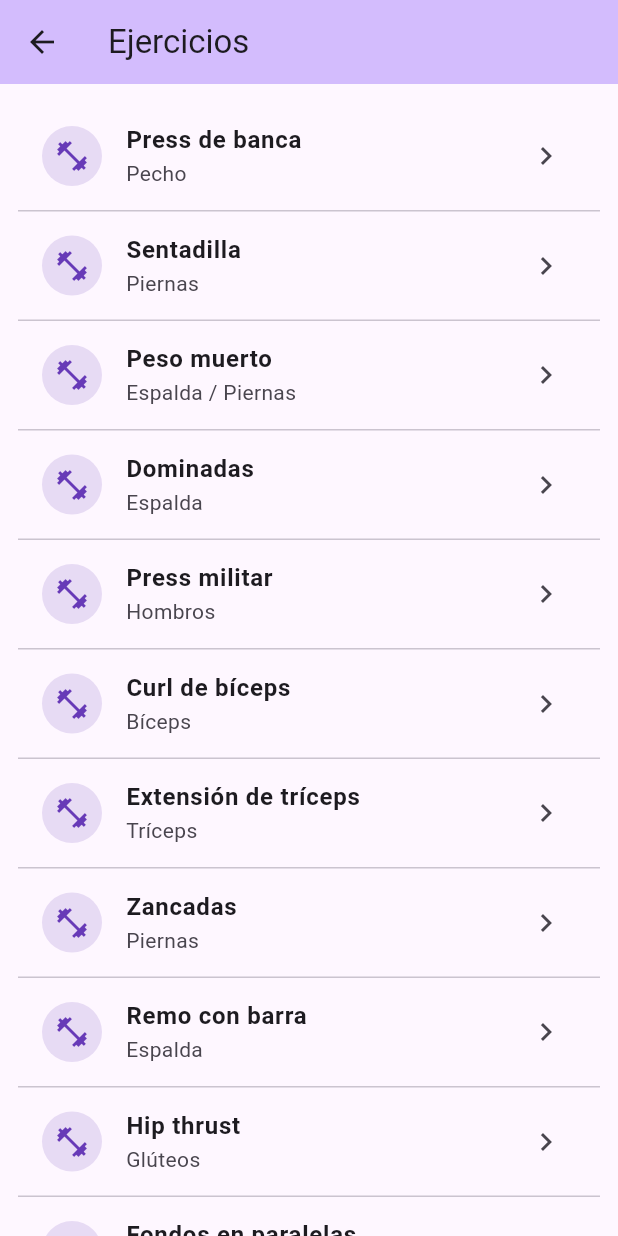
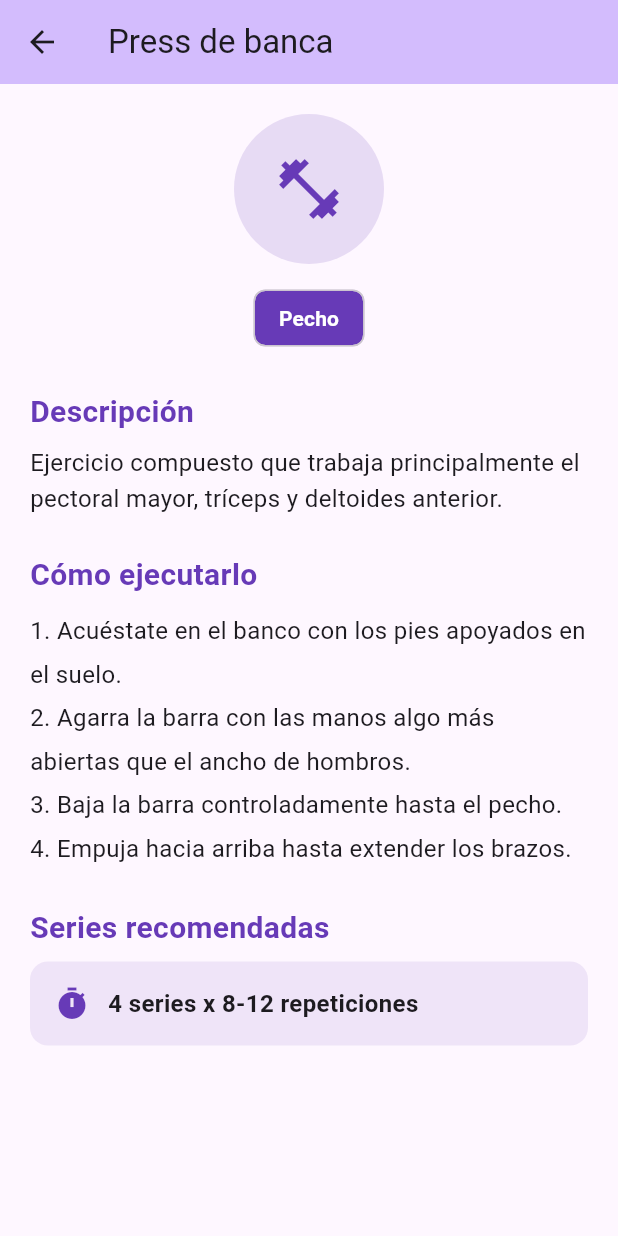
Before and after one commit to DiegoUC3M/nutriAI, a Flutter app: the EjerciciosScreen screen opened directly, after a tap on "Press de banca", on a phone screen of 412 x 824 dp. Run offline on Flutter 3.47's test engine with Material 3 defaults, Android fonts, the phone set to English and light mode, and no system bars.

Commit message:
[DFA] Update details of exercises

```diff
--- /dev/null
+++ b/lib/screens/ejercicio_detalle_screen.dart
@@ -0,0 +1,117 @@
+import 'package:flutter/material.dart';
+import 'ejercicios_screen.dart';
+
+class EjercicioDetalleScreen extends StatelessWidget {
+  final Ejercicio ejercicio;
+
+  const EjercicioDetalleScreen({super.key, required this.ejercicio});
+
+  @override
+  Widget build(BuildContext context) {
+    return Scaffold(
+      appBar: AppBar(
+        title: Text(ejercicio.nombre),
+        backgroundColor: Theme.of(context).colorScheme.inversePrimary,
+      ),
+      body: SingleChildScrollView(
+        padding: const EdgeInsets.all(20),
+        child: Column(
+          crossAxisAlignment: CrossAxisAlignment.start,
+          children: [
+            // Cabecera con icono y músculo
+            Center(
+              child: Container(
+                width: 100,
+                height: 100,
+                decoration: BoxDecoration(
+                  color: Colors.deepPurple.withValues(alpha: 0.15),
+                  shape: BoxShape.circle,
+                ),
+                child: const Icon(
+                  Icons.fitness_center,
+                  size: 48,
+                  color: Colors.deepPurple,
+                ),
+              ),
+            ),
+            const SizedBox(height: 12),
+            Center(
+              child: Chip(
+                label: Text(
+                  ejercicio.musculo,
+                  style: const TextStyle(
+                    color: Colors.white,
+                    fontWeight: FontWeight.w600,
+                  ),
+                ),
+                backgroundColor: Colors.deepPurple,
+              ),
+            ),
+            const SizedBox(height: 24),
+
+            // Descripción
+            _SeccionTitulo(titulo: 'Descripción'),
+            const SizedBox(height: 8),
+            Text(
+              ejercicio.descripcion,
+              style: const TextStyle(fontSize: 16, height: 1.5),
+            ),
+            const SizedBox(height: 24),
+
+            // Ejecución
+            _SeccionTitulo(titulo: 'Cómo ejecutarlo'),
+            const SizedBox(height: 8),
+            Text(
+              ejercicio.ejecucion,
+              style: const TextStyle(fontSize: 16, height: 1.8),
+            ),
+            const SizedBox(height: 24),
+
+            // Series recomendadas
+            _SeccionTitulo(titulo: 'Series recomendadas'),
+            const SizedBox(height: 8),
+            Container(
+              width: double.infinity,
+              padding: const EdgeInsets.all(16),
+              decoration: BoxDecoration(
+                color: Colors.deepPurple.withValues(alpha: 0.1),
+                borderRadius: BorderRadius.circular(12),
+              ),
+              child: Row(
+                children: [
+                  const Icon(Icons.timer, color: Colors.deepPurple),
+                  const SizedBox(width: 12),
+                  Text(
+                    ejercicio.series,
+                    style: const TextStyle(
+                      fontSize: 16,
+                      fontWeight: FontWeight.w600,
+                    ),
+                  ),
+                ],
+              ),
+            ),
+          ],
+        ),
+      ),
+    );
+  }
+}
+
+// Widget para los títulos de cada sección
+class _SeccionTitulo extends StatelessWidget {
+  final String titulo;
+  const _SeccionTitulo({required this.titulo});
+
+  @override
+  Widget build(BuildContext context) {
+    return Text(
+      titulo,
+      style: const TextStyle(
+        fontSize: 20,
+        fontWeight: FontWeight.bold,
+        color: Colors.deepPurple,
+      ),
+    );
+  }
+}
--- a/lib/screens/ejercicios_screen.dart
+++ b/lib/screens/ejercicios_screen.dart
@@ -1,32 +1,123 @@
 import 'package:flutter/material.dart';
+import 'ejercicio_detalle_screen.dart';
 
 // Modelo de datos para un ejercicio
 class Ejercicio {
   final String nombre;
   final String musculo;
+  final String descripcion;
+  final String ejecucion;
+  final String series;
   final IconData icono;
 
   const Ejercicio({
     required this.nombre,
     required this.musculo,
+    required this.descripcion,
+    required this.ejecucion,
+    required this.series,
     required this.icono,
   });
 }
 
-// Lista de ejercicios de ejemplo
+// Lista de ejercicios con información detallada
 const List<Ejercicio> ejercicios = [
-  Ejercicio(nombre: 'Press de banca', musculo: 'Pecho', icono: Icons.fitness_center),
-  Ejercicio(nombre: 'Sentadilla', musculo: 'Piernas', icono: Icons.fitness_center),
-  Ejercicio(nombre: 'Peso muerto', musculo: 'Espalda / Piernas', icono: Icons.fitness_center),
-  Ejercicio(nombre: 'Dominadas', musculo: 'Espalda', icono: Icons.fitness_center),
-  Ejercicio(nombre: 'Press militar', musculo: 'Hombros', icono: Icons.fitness_center),
-  Ejercicio(nombre: 'Curl de bíceps', musculo: 'Bíceps', icono: Icons.fitness_center),
-  Ejercicio(nombre: 'Extensión de tríceps', musculo: 'Tríceps', icono: Icons.fitness_center),
-  Ejercicio(nombre: 'Zancadas', musculo: 'Piernas', icono: Icons.fitness_center),
-  Ejercicio(nombre: 'Remo con barra', musculo: 'Espalda', icono: Icons.fitness_center),
-  Ejercicio(nombre: 'Hip thrust', musculo: 'Glúteos', icono: Icons.fitness_center),
-  Ejercicio(nombre: 'Fondos en paralelas', musculo: 'Pecho / Tríceps', icono: Icons.fitness_center),
-  Ejercicio(nombre: 'Plancha', musculo: 'Core', icono: Icons.fitness_center),
+  Ejercicio(
+    nombre: 'Press de banca',
+    musculo: 'Pecho',
+    descripcion: 'Ejercicio compuesto que trabaja principalmente el pectoral mayor, tríceps y deltoides anterior.',
+    ejecucion: '1. Acuéstate en el banco con los pies apoyados en el suelo.\n2. Agarra la barra con las manos algo más abiertas que el ancho de hombros.\n3. Baja la barra controladamente hasta el pecho.\n4. Empuja hacia arriba hasta extender los brazos.',
+    series: '4 series x 8-12 repeticiones',
+    icono: Icons.fitness_center,
+  ),
+  Ejercicio(
+    nombre: 'Sentadilla',
+    musculo: 'Piernas',
+    descripcion: 'Ejercicio fundamental para cuádriceps, glúteos e isquiotibiales. Considerado el rey de los ejercicios de pierna.',
+    ejecucion: '1. Coloca la barra sobre los trapecios.\n2. Pies a la anchura de los hombros, puntas ligeramente hacia fuera.\n3. Baja flexionando rodillas y caderas como si te sentaras.\n4. Baja hasta que los muslos estén paralelos al suelo.\n5. Sube empujando con los talones.',
+    series: '4 series x 8-12 repeticiones',
+    icono: Icons.fitness_center,
+  ),
+  Ejercicio(
+    nombre: 'Peso muerto',
+    musculo: 'Espalda / Piernas',
+    descripcion: 'Ejercicio compuesto que trabaja toda la cadena posterior: espalda baja, glúteos, isquiotibiales y trapecios.',
+    ejecucion: '1. Pies a la anchura de caderas, barra sobre los cordones.\n2. Agarra la barra con las manos a la anchura de hombros.\n3. Mantén la espalda recta y el pecho alto.\n4. Levanta la barra extendiendo caderas y rodillas a la vez.\n5. Baja de forma controlada.',
+    series: '3 series x 5-8 repeticiones',
+    icono: Icons.fitness_center,
+  ),
+  Ejercicio(
+    nombre: 'Dominadas',
+    musculo: 'Espalda',
+    descripcion: 'Ejercicio con peso corporal que trabaja el dorsal ancho, bíceps y romboides.',
+    ejecucion: '1. Agarra la barra con las palmas hacia fuera.\n2. Cuelga con los brazos extendidos.\n3. Tira hacia arriba hasta que la barbilla supere la barra.\n4. Baja de forma controlada.',
+    series: '3 series x máximas repeticiones',
+    icono: Icons.fitness_center,
+  ),
+  Ejercicio(
+    nombre: 'Press militar',
+    musculo: 'Hombros',
+    descripcion: 'Ejercicio compuesto para los deltoides (hombros) y tríceps.',
+    ejecucion: '1. De pie, agarra la barra a la altura de los hombros.\n2. Empuja la barra hacia arriba hasta extender los brazos.\n3. Baja controladamente hasta los hombros.\n4. Mantén el core activado durante todo el movimiento.',
+    series: '4 series x 8-12 repeticiones',
+    icono: Icons.fitness_center,
+  ),
+  Ejercicio(
+    nombre: 'Curl de bíceps',
+    musculo: 'Bíceps',
+    descripcion: 'Ejercicio de aislamiento para los bíceps. Perfecto para desarrollar los brazos.',
+    ejecucion: '1. De pie, sujeta la barra o mancuernas con los brazos extendidos.\n2. Flexiona los codos llevando el peso hacia los hombros.\n3. Aprieta el bíceps arriba.\n4. Baja de forma controlada sin mover los codos.',
+    series: '3 series x 10-15 repeticiones',
+    icono: Icons.fitness_center,
+  ),
+  Ejercicio(
+    nombre: 'Extensión de tríceps',
+    musculo: 'Tríceps',
+    descripcion: 'Ejercicio de aislamiento para los tríceps, que representan 2/3 del brazo.',
+    ejecucion: '1. Sujeta la cuerda o barra en la polea alta.\n2. Mantén los codos pegados al cuerpo.\n3. Extiende los brazos hacia abajo.\n4. Vuelve arriba de forma controlada.',
+    series: '3 series x 10-15 repeticiones',
+    icono: Icons.fitness_center,
+  ),
+  Ejercicio(
+    nombre: 'Zancadas',
+    musculo: 'Piernas',
+    descripcion: 'Ejercicio unilateral que trabaja cuádriceps, glúteos y mejora el equilibrio.',
+    ejecucion: '1. De pie con mancuernas en las manos.\n2. Da un paso largo hacia delante.\n3. Baja la rodilla trasera casi hasta el suelo.\n4. Empuja con el pie delantero para volver.\n5. Alterna piernas.',
+    series: '3 series x 10-12 repeticiones por pierna',
+    icono: Icons.fitness_center,
+  ),
+  Ejercicio(
+    nombre: 'Remo con barra',
+    musculo: 'Espalda',
+    descripcion: 'Ejercicio compuesto para el dorsal ancho, romboides y trapecios.',
+    ejecucion: '1. Inclínate hacia delante con la espalda recta (45°).\n2. Agarra la barra con las manos a la anchura de hombros.\n3. Tira de la barra hacia el abdomen.\n4. Aprieta los omoplatos arriba.\n5. Baja controladamente.',
+    series: '4 series x 8-12 repeticiones',
+    icono: Icons.fitness_center,
+  ),
+  Ejercicio(
+    nombre: 'Hip thrust',
+    musculo: 'Glúteos',
+    descripcion: 'El mejor ejercicio para activar y desarrollar los glúteos.',
+    ejecucion: '1. Apoya la espalda alta en un banco.\n2. Coloca la barra sobre la cadera.\n3. Pies a la anchura de hombros, rodillas a 90°.\n4. Empuja la cadera hacia arriba apretando los glúteos.\n5. Baja controladamente.',
+    series: '4 series x 10-15 repeticiones',
+    icono: Icons.fitness_center,
+  ),
+  Ejercicio(
+    nombre: 'Fondos en paralelas',
+    musculo: 'Pecho / Tríceps',
+    descripcion: 'Ejercicio con peso corporal para pecho y tríceps. Inclinándote hacia delante trabajas más el pecho.',
+    ejecucion: '1. Sujétate en las barras paralelas con los brazos extendidos.\n2. Baja flexionando los codos hasta 90°.\n3. Inclínate ligeramente hacia delante.\n4. Empuja hacia arriba hasta extender los brazos.',
+    series: '3 series x máximas repeticiones',
+    icono: Icons.fitness_center,
+  ),
+  Ejercicio(
+    nombre: 'Plancha',
+    musculo: 'Core',
+    descripcion: 'Ejercicio isométrico que fortalece todo el core: abdominales, oblicuos y espalda baja.',
+    ejecucion: '1. Apóyate sobre los antebrazos y las puntas de los pies.\n2. Mantén el cuerpo en línea recta de cabeza a talones.\n3. Activa el abdomen y no dejes caer la cadera.\n4. Mantén la posición el tiempo indicado.',
+    series: '3 series x 30-60 segundos',
+    icono: Icons.fitness_center,
+  ),
 ];
 
 class EjerciciosScreen extends StatelessWidget {
@@ -59,7 +150,12 @@ class EjerciciosScreen extends StatelessWidget {
             subtitle: Text(ejercicio.musculo),
             trailing: const Icon(Icons.chevron_right),
             onTap: () {
-              // Aquí en el futuro puedes navegar al detalle del ejercicio
+              Navigator.push(
+                context,
+                MaterialPageRoute(
+                  builder: (context) => EjercicioDetalleScreen(ejercicio: ejercicio),
+                ),
+              );
             },
           );
         },
--- a/lib/screens/home_screen.dart
+++ b/lib/screens/home_screen.dart
@@ -21,7 +21,7 @@ class HomeScreen extends StatelessWidget {
             _MenuCard(
               titulo: 'Ejercicios',
               icono: Icons.fitness_center,
-              color: Colors.deepPurple,
+              color: const Color.fromRGBO(103, 58, 183, 1),
               onTap: () {
                 // Navigator.push lleva al usuario a otra pantalla
                 Navigator.push(
```
